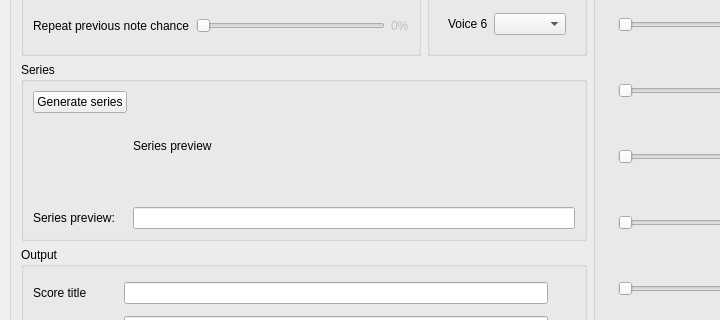
Qt form compunist.ui (HarmaEverts/Dodecaphonist) before a commit; both pictures show x 0 to 720 and y 279 to 599 of the 1239 by 747 pixel window.
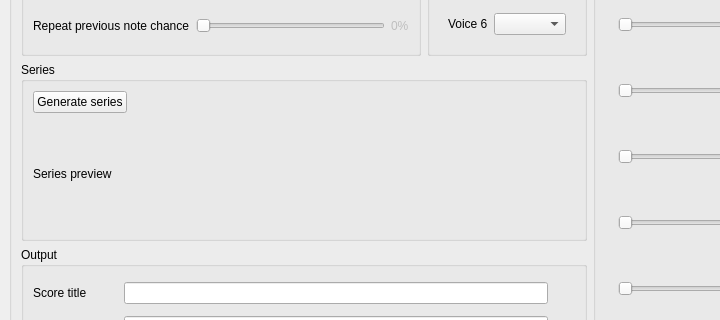
The same form after that commit. Icons and pictures are not drawn.

Commit message: Preview is now working!

Patch:
```diff
--- a/compunist.ui
+++ b/compunist.ui
@@ -413,17 +413,20 @@
             </property>
            </widget>
           </item>
-          <item row="2" column="1">
-           <widget class="QLineEdit" name="series_preview"/>
-          </item>
-          <item row="2" column="0">
-           <widget class="QLabel" name="series_label">
-            <property name="text">
-             <string>Series preview:</string>
+          <item row="0" column="1">
+           <spacer name="horizontalSpacer">
+            <property name="orientation">
+             <enum>Qt::Horizontal</enum>
             </property>
-           </widget>
+            <property name="sizeHint" stdset="0">
+             <size>
+              <width>40</width>
+              <height>20</height>
+             </size>
+            </property>
+           </spacer>
           </item>
-          <item row="0" column="1" rowspan="2">
+          <item row="1" column="0" colspan="2">
            <widget class="QLabel" name="series_preview_label">
             <property name="text">
              <string>Series preview</string>
```
Left out of the diff: 1 changed line with no effect on the pictures. The commit also changes 4 other files.
